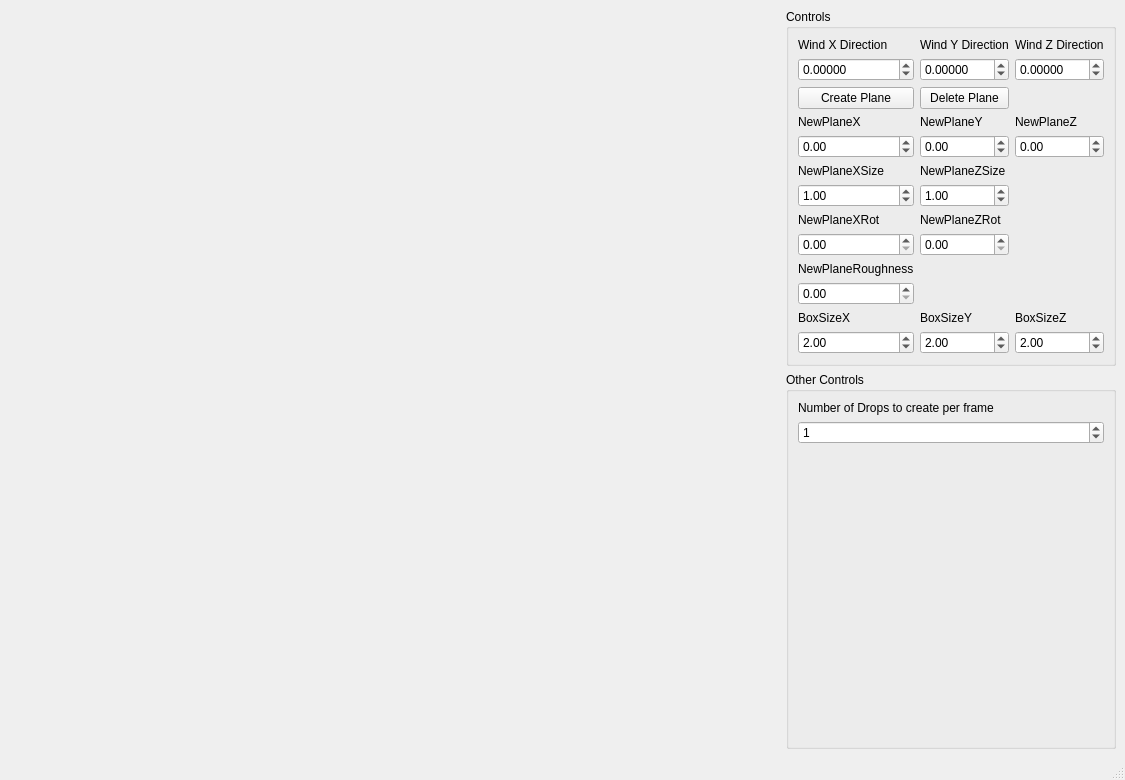
Old version of the form ui/MainWindow.ui in the repository JBufton/Specialist.
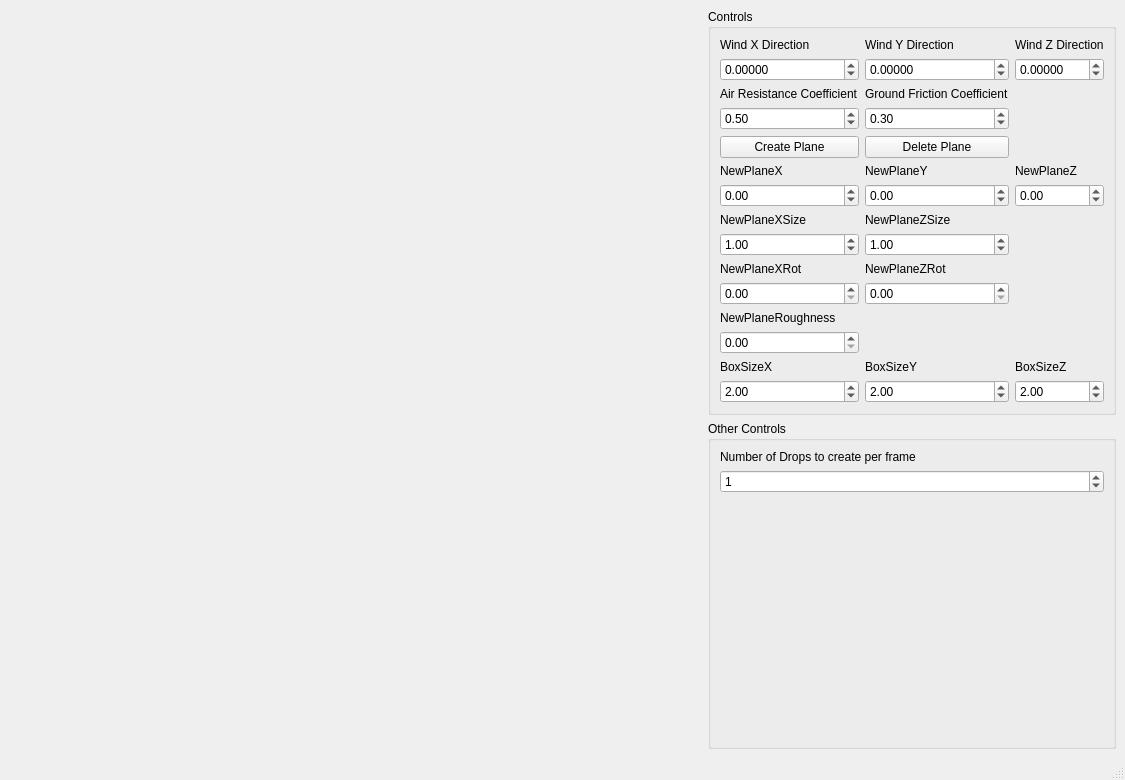
New version of the form.

Commit message: added particle bounce when impacting the ground

Patch:
```diff
--- a/ui/MainWindow.ui
+++ b/ui/MainWindow.ui
@@ -70,7 +70,20 @@
        <string>Controls</string>
       </property>
       <layout class="QGridLayout" name="gridLayout">
-       <item row="2" column="2">
+       <item row="1" column="2">
+        <widget class="QDoubleSpinBox" name="WindY">
+         <property name="decimals">
+          <number>5</number>
+         </property>
+         <property name="minimum">
+          <double>-99.989999999999995</double>
+         </property>
+         <property name="singleStep">
+          <double>0.000010000000000</double>
+         </property>
+        </widget>
+       </item>
+       <item row="5" column="2">
         <widget class="QPushButton" name="DeletePlane">
          <property name="text">
           <string>Delete Plane</string>
@@ -84,7 +97,7 @@
          </property>
         </widget>
        </item>
-       <item row="4" column="2">
+       <item row="7" column="2">
         <widget class="QDoubleSpinBox" name="NewPlaneY">
          <property name="minimum">
           <double>-99.989999999999995</double>
@@ -107,6 +120,13 @@
          </property>
         </widget>
        </item>
+       <item row="5" column="1">
+        <widget class="QPushButton" name="CreatePlane">
+         <property name="text">
+          <string>Create Plane</string>
+         </property>
+        </widget>
+       </item>
        <item row="0" column="1">
         <widget class="QLabel" name="label">
          <property name="text">
@@ -114,7 +134,7 @@
          </property>
         </widget>
        </item>
-       <item row="12" column="1">
+       <item row="15" column="1">
         <widget class="QDoubleSpinBox" name="BoxSizeX">
          <property name="singleStep">
           <double>0.100000000000000</double>
@@ -124,7 +144,7 @@
          </property>
         </widget>
        </item>
-       <item row="12" column="2">
+       <item row="15" column="2">
         <widget class="QDoubleSpinBox" name="BoxSizeY">
          <property name="singleStep">
           <double>0.100000000000000</double>
@@ -134,11 +154,8 @@
          </property>
         </widget>
        </item>
-       <item row="1" column="2">
-        <widget class="QDoubleSpinBox" name="WindY">
-         <property name="decimals">
-          <number>5</number>
-         </property>
+       <item row="7" column="1">
+        <widget class="QDoubleSpinBox" name="NewPlaneX">
          <property name="minimum">
           <double>-99.989999999999995</double>
          </property>
@@ -147,17 +164,17 @@
          </property>
         </widget>
        </item>
-       <item row="0" column="3">
-        <widget class="QLabel" name="label_3">
+       <item row="14" column="2">
+        <widget class="QLabel" name="label_14">
          <property name="text">
-          <string>Wind Z Direction</string>
+          <string>BoxSizeY</string>
          </property>
         </widget>
        </item>
        <item row="2" column="1">
-        <widget class="QPushButton" name="CreatePlane">
+        <widget class="QLabel" name="label_16">
          <property name="text">
-          <string>Create Plane</string>
+          <string>Air Resistance Coefficient</string>
          </property>
         </widget>
        </item>
@@ -174,78 +191,92 @@
          </property>
         </widget>
        </item>
-       <item row="6" column="1">
-        <widget class="QDoubleSpinBox" name="NewPlaneXSize">
-         <property name="singleStep">
-          <double>0.050000000000000</double>
+       <item row="14" column="3">
+        <widget class="QLabel" name="label_15">
+         <property name="text">
+          <string>BoxSizeZ</string>
          </property>
-         <property name="value">
-          <double>1.000000000000000</double>
+        </widget>
+       </item>
+       <item row="0" column="3">
+        <widget class="QLabel" name="label_3">
+         <property name="text">
+          <string>Wind Z Direction</string>
          </property>
         </widget>
        </item>
-       <item row="3" column="3">
+       <item row="6" column="3">
         <widget class="QLabel" name="label_7">
          <property name="text">
           <string>NewPlaneZ</string>
          </property>
         </widget>
        </item>
-       <item row="6" column="2">
-        <widget class="QDoubleSpinBox" name="NewPlaneZSize">
-         <property name="singleStep">
-          <double>0.050000000000000</double>
-         </property>
-         <property name="value">
-          <double>1.000000000000000</double>
-         </property>
-        </widget>
-       </item>
-       <item row="7" column="2">
-        <widget class="QLabel" name="label_11">
-         <property name="text">
-          <string>NewPlaneZRot</string>
-         </property>
-        </widget>
-       </item>
        <item row="9" column="1">
+        <widget class="QDoubleSpinBox" name="NewPlaneXSize">
+         <property name="singleStep">
+          <double>0.050000000000000</double>
+         </property>
+         <property name="value">
+          <double>1.000000000000000</double>
+         </property>
+        </widget>
+       </item>
+       <item row="9" column="2">
+        <widget class="QDoubleSpinBox" name="NewPlaneZSize">
+         <property name="singleStep">
+          <double>0.050000000000000</double>
+         </property>
+         <property name="value">
+          <double>1.000000000000000</double>
+         </property>
+        </widget>
+       </item>
+       <item row="12" column="1">
         <widget class="QLabel" name="label_12">
          <property name="text">
           <string>NewPlaneRoughness</string>
          </property>
         </widget>
        </item>
-       <item row="5" column="1">
+       <item row="10" column="2">
+        <widget class="QLabel" name="label_11">
+         <property name="text">
+          <string>NewPlaneZRot</string>
+         </property>
+        </widget>
+       </item>
+       <item row="8" column="1">
         <widget class="QLabel" name="label_8">
          <property name="text">
           <string>NewPlaneXSize</string>
          </property>
         </widget>
        </item>
-       <item row="8" column="1">
+       <item row="11" column="1">
         <widget class="QDoubleSpinBox" name="NewPlaneXRot"/>
        </item>
-       <item row="5" column="2">
+       <item row="8" column="2">
         <widget class="QLabel" name="label_9">
          <property name="text">
           <string>NewPlaneZSize</string>
          </property>
         </widget>
        </item>
-       <item row="7" column="1">
+       <item row="10" column="1">
         <widget class="QLabel" name="label_10">
          <property name="text">
           <string>NewPlaneXRot</string>
          </property>
         </widget>
        </item>
-       <item row="10" column="1">
+       <item row="13" column="1">
         <widget class="QDoubleSpinBox" name="NewPlaneRoughness"/>
        </item>
-       <item row="8" column="2">
+       <item row="11" column="2">
         <widget class="QDoubleSpinBox" name="NewPlaneZRot"/>
        </item>
-       <item row="12" column="3">
+       <item row="15" column="3">
         <widget class="QDoubleSpinBox" name="BoxSizeZ">
          <property name="singleStep">
           <double>0.100000000000000</double>
@@ -255,17 +286,7 @@
          </property>
         </widget>
        </item>
-       <item row="4" column="1">
-        <widget class="QDoubleSpinBox" name="NewPlaneX">
-         <property name="minimum">
-          <double>-99.989999999999995</double>
-         </property>
-         <property name="singleStep">
-          <double>0.050000000000000</double>
-         </property>
-        </widget>
-       </item>
-       <item row="4" column="3">
+       <item row="7" column="3">
         <widget class="QDoubleSpinBox" name="NewPlaneZ">
          <property name="minimum">
           <double>-99.989999999999995</double>
@@ -275,38 +296,51 @@
          </property>
         </widget>
        </item>
-       <item row="3" column="2">
+       <item row="6" column="2">
         <widget class="QLabel" name="label_6">
          <property name="text">
           <string>NewPlaneY</string>
          </property>
         </widget>
        </item>
-       <item row="3" column="1">
+       <item row="6" column="1">
         <widget class="QLabel" name="label_5">
          <property name="text">
           <string>NewPlaneX</string>
          </property>
         </widget>
        </item>
-       <item row="11" column="1">
+       <item row="14" column="1">
         <widget class="QLabel" name="label_13">
          <property name="text">
           <string>BoxSizeX</string>
          </property>
         </widget>
        </item>
-       <item row="11" column="2">
-        <widget class="QLabel" name="label_14">
+       <item row="2" column="2">
+        <widget class="QLabel" name="label_17">
          <property name="text">
-          <string>BoxSizeY</string>
+          <string>Ground Friction Coefficient</string>
          </property>
         </widget>
        </item>
-       <item row="11" column="3">
-        <widget class="QLabel" name="label_15">
-         <property name="text">
-          <string>BoxSizeZ</string>
+       <item row="3" column="1">
+        <widget class="QDoubleSpinBox" name="WindRes">
+         <property name="singleStep">
+          <double>0.050000000000000</double>
+         </property>
+         <property name="value">
+          <double>0.500000000000000</double>
+         </property>
+        </widget>
+       </item>
+       <item row="3" column="2">
+        <widget class="QDoubleSpinBox" name="FrictionRes">
+         <property name="singleStep">
+          <double>0.050000000000000</double>
+         </property>
+         <property name="value">
+          <double>0.300000000000000</double>
          </property>
         </widget>
        </item>
```
Left out of the diff: 2 changed lines with no effect on the pictures. The commit also changes 21 other files.
